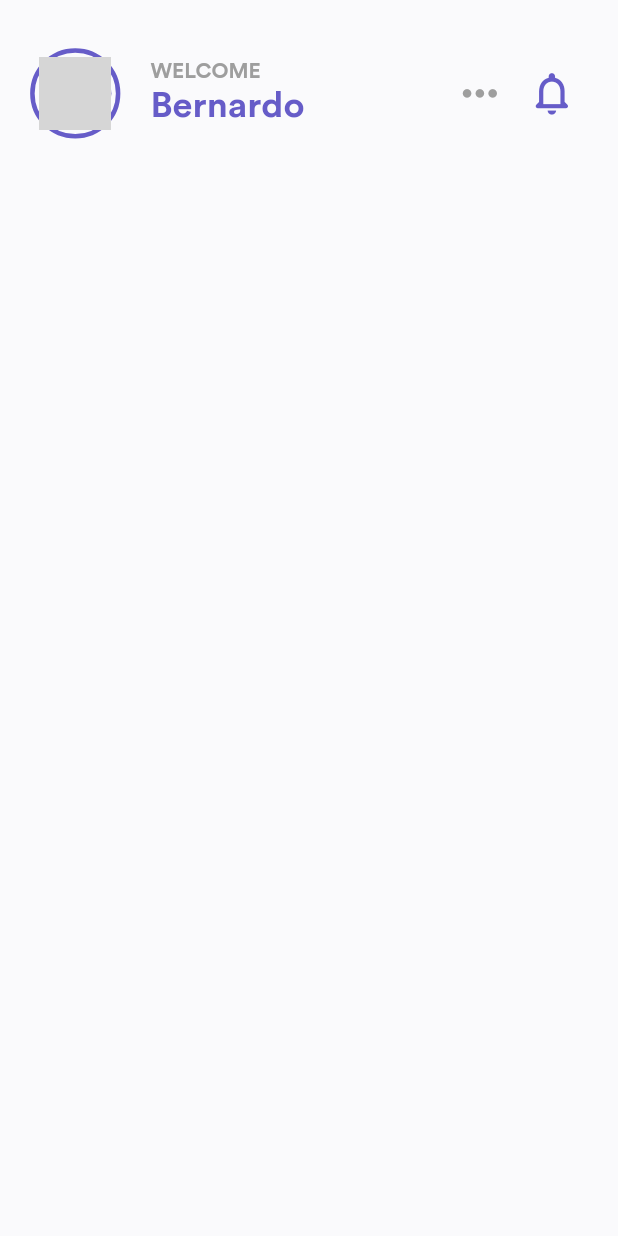
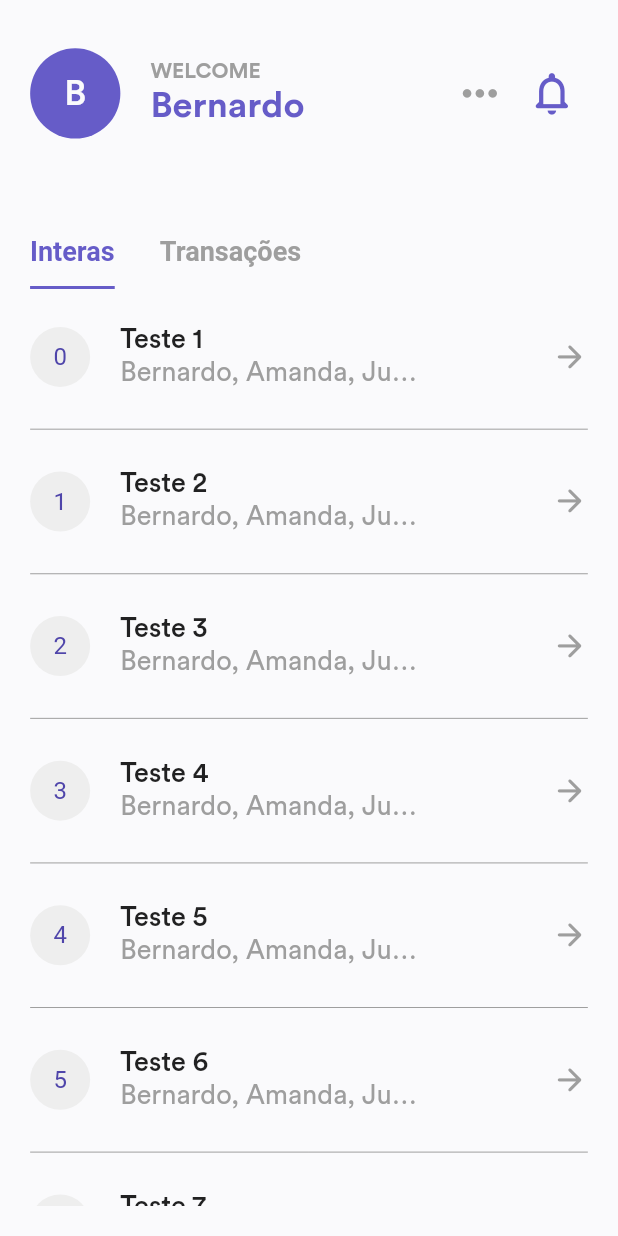
Before and after one commit to bernardoveras/intera-frontend, a Flutter app: the screen it shows after launch, after a tap on the "close" icon, on a phone screen of 412 x 824 dp. Run offline on Flutter 3.47's test engine with Material 2 defaults, Android fonts, the phone set to English and light mode, and no system bars; our stand-ins replace animate_do, flutter_screenutil, get, get_storage; grey boxes are pictures that could not be loaded.

Commit message:
Criado o TabBar de Interar e transações, também foi criado a lista de interas e arrumado alguns bugs

```diff
--- a/lib/presentation/home/components/app_bar/app_bar.dart
+++ b/lib/presentation/home/components/app_bar/app_bar.dart
@@ -1,4 +1,5 @@
 import 'package:flutter/material.dart';
+import 'package:intera/shared/settings.dart';
 import '../../../../shared/extensions/screen_util_extension.dart';
 import 'components.dart';
 
@@ -15,12 +16,9 @@ class HomeAppBar extends PreferredSize {
                 children: [
                   Row(
                     children: [
-                      ProfilePicture(
-                        url:
-                            'https://avatars.githubusercontent.com/u/56937988?s=400&u=cf67cf7b78fc452958f03c63b16f29bb91881449&v=4',
-                      ),
+                      ProfilePicture(url: Settings.usernameImage),
                       SizedBox(width: 20.width),
-                      ProfileName(profileName: 'Bernardo'),
+                      ProfileName(profileName: Settings.username),
                     ],
                   ),
                   NotificationRow(hasNotification: false),
--- a/lib/presentation/home/components/app_bar/profile_picture.dart
+++ b/lib/presentation/home/components/app_bar/profile_picture.dart
@@ -1,5 +1,6 @@
 import 'package:animate_do/animate_do.dart';
 import 'package:flutter/material.dart';
+import 'package:intera/shared/settings.dart';
 import '../../../../shared/extensions/screen_util_extension.dart';
 import '../../../../shared/theme/theme.dart';
 
@@ -28,13 +29,11 @@ class ProfilePicture extends StatelessWidget {
             ? Padding(
                 padding: EdgeInsets.all(3.height),
                 child: CircleAvatar(
-                  backgroundImage: NetworkImage(
-                    url!,
-                  ),
+                  backgroundImage: NetworkImage(url!),
                 ),
               )
             : Text(
-                'B',
+                Settings.username.substring(0, 1).toUpperCase(),
                 style: TextStyle(
                   color: Theme.of(context).backgroundColor,
                   fontWeight: FontWeight.w500,
--- /dev/null
+++ b/lib/presentation/home/components/tab_bar/interas/item_interas.dart
@@ -0,0 +1,66 @@
+import 'package:flutter/material.dart';
+import '../../../../../shared/extensions/screen_util_extension.dart';
+
+class ItemInteras extends StatelessWidget {
+  final int index;
+  final String persons;
+  final String title;
+
+  const ItemInteras({Key? key, required this.index, required this.persons, required this.title}) : super(key: key);
+  @override
+  Widget build(BuildContext context) {
+    return Padding(
+      padding: EdgeInsets.only(
+        top: index == 0 ? 0 : 15.height,
+        bottom: index == index - 1 ? 0 : 15.height,
+      ),
+      child: Container(
+        height: 50.height,
+        child: Row(
+          mainAxisAlignment: MainAxisAlignment.spaceBetween,
+          children: [
+            Row(
+              children: [
+                CircleAvatar(
+                  backgroundColor: Colors.grey.shade200,
+                  child: Text('$index'),
+                ),
+                SizedBox(width: 20.width),
+                Column(
+                  crossAxisAlignment: CrossAxisAlignment.start,
+                  mainAxisAlignment: MainAxisAlignment.center,
+                  children: [
+                    Text(
+                      title,
+                      style: TextStyle(
+                        fontWeight: FontWeight.w500,
+                        fontSize: 18.sp,
+                      ),
+                    ),
+                    Container(
+                      width: 200.width,
+                      child: Text(
+                        persons,
+                        maxLines: 1,
+                        overflow: TextOverflow.ellipsis,
+                        style: TextStyle(
+                          fontSize: 18.sp,
+                          color: Colors.grey,
+                        ),
+                      ),
+                    ),
+                  ],
+                ),
+              ],
+            ),
+            Icon(
+              Icons.arrow_forward_rounded,
+              color: Colors.grey,
+              size: 24.height,
+            )
+          ],
+        ),
+      ),
+    );
+  }
+}
--- /dev/null
+++ b/lib/presentation/home/components/tab_bar/interas/list_interas.dart
@@ -0,0 +1,10 @@
+import 'package:flutter/material.dart';
+
+class ListInteras extends StatelessWidget {
+  @override
+  Widget build(BuildContext context) {
+    return Container(
+
+    );
+  }
+}
--- /dev/null
+++ b/lib/presentation/home/components/tab_bar/interas/tab_interas.dart
@@ -0,0 +1,32 @@
+import 'package:flutter/material.dart';
+import '../../../../../shared/extensions/screen_util_extension.dart';
+import 'item_interas.dart';
+
+class TabInteras extends StatelessWidget {
+  final List<String>? interas;
+
+  const TabInteras({Key? key, required this.interas}) : super(key: key);
+
+  @override
+  Widget build(BuildContext context) {
+    return Padding(
+      padding:  EdgeInsets.all(20.height),
+      child: interas != null
+          ? ListView.separated(
+              separatorBuilder: (context, index) => Divider(
+                color: Colors.grey,
+              ),
+              physics: BouncingScrollPhysics(),
+              padding: EdgeInsets.zero,
+              itemCount: interas!.length,
+              shrinkWrap: true,
+              itemBuilder: (context, index) => ItemInteras(
+                title: interas![index],
+                index: index,
+                persons: 'Bernardo, Amanda, Junior, Juan, Diniz, Pedro, PH, Leo, Karinne',
+              ),
+            )
+          : Center(child: Text('Carregando')),
+    );
+  }
+}
--- /dev/null
+++ b/lib/presentation/home/components/tab_bar/tab_bar.dart
@@ -0,0 +1,37 @@
+import 'package:flutter/material.dart';
+import '../../../../shared/extensions/screen_util_extension.dart';
+
+class TabBarComponent extends StatelessWidget {
+  final TabController tabController;
+
+  const TabBarComponent(this.tabController) ;
+  @override
+  Widget build(BuildContext context) {
+    return Padding(
+      padding: EdgeInsets.only(left: 5.width, top: 20.height),
+      child: TabBar(
+        indicatorWeight: 2,
+        physics: BouncingScrollPhysics(),
+        controller: tabController,
+        labelPadding: EdgeInsets.only(right: 15.width, left: 15.width),
+        labelColor: Theme.of(context).primaryColor,
+        indicatorColor: Theme.of(context).primaryColor,
+        unselectedLabelColor: Colors.grey,
+        indicatorSize: TabBarIndicatorSize.label,
+        isScrollable: true,
+        labelStyle: TextStyle(
+          fontSize: 18.sp,
+          fontWeight: FontWeight.bold,
+        ),
+        tabs: [
+          Tab(
+            text: 'Interas',
+          ),
+          Tab(
+            text: 'Transações',
+          )
+        ],
+      ),
+    );
+  }
+}
--- /dev/null
+++ b/lib/presentation/home/components/tab_bar/tab_view.dart
@@ -0,0 +1,38 @@
+import 'package:flutter/material.dart';
+import '../../../../shared/extensions/screen_util_extension.dart';
+import 'interas/tab_interas.dart';
+
+class TabViewComponent extends StatelessWidget {
+  final TabController tabController;
+  final List<String> interas = [
+    'Teste 1',
+    'Teste 2',
+    'Teste 3',
+    'Teste 4',
+    'Teste 5',
+    'Teste 6',
+    'Teste 7',
+    'Teste 8',
+    'Teste 9',
+    'Teste 10',
+  ];
+
+  TabViewComponent({Key? key, required this.tabController}) : super(key: key);
+
+  @override
+  Widget build(BuildContext context) {
+    return Expanded(
+      child: TabBarView(
+        controller: tabController,
+        physics: BouncingScrollPhysics(),
+        children: [
+          TabInteras(interas: interas),
+          Padding(
+            padding: const EdgeInsets.all(20),
+            child: Text('1', style: TextStyle(color: Colors.red)),
+          ),
+        ],
+      ),
+    );
+  }
+}
--- a/lib/presentation/home/home_page.dart
+++ b/lib/presentation/home/home_page.dart
@@ -1,6 +1,8 @@
 import 'package:flutter/material.dart';
 import '../../shared/extensions/screen_util_extension.dart';
 import 'components/components.dart';
+import 'components/tab_bar/tab_bar.dart';
+import 'components/tab_bar/tab_view.dart';
 
 class HomePage extends StatefulWidget {
   @override
@@ -21,7 +23,8 @@ class _HomePageState extends State<HomePage>
   Widget build(BuildContext context) {
     return Scaffold(
       appBar: HomeAppBar(),
-      body: Column(
+      body: SafeArea(
+        child: Column(
           crossAxisAlignment: CrossAxisAlignment.start,
           children: [
             Padding(
@@ -29,9 +32,17 @@ class _HomePageState extends State<HomePage>
                 left: 20.width,
                 right: 20.width,
               ),
-            child: TotalOfInteras(total: 10),
+              child: Column(
+                crossAxisAlignment: CrossAxisAlignment.start,
+                children: [
+                  TotalOfInteras(total: 10),
+                ],
               ),
+            ),
+            TabBarComponent(tabController),
+            TabViewComponent(tabController: tabController),
           ],
+        ),
       ),
     );
   }
--- /dev/null
+++ b/lib/shared/settings.dart
@@ -0,0 +1,5 @@
+class Settings {
+  static String username = 'Bernardo';
+  static String? usernameImage;
+
+}
```
Lines whose indentation alone changed are shown as unchanged.
